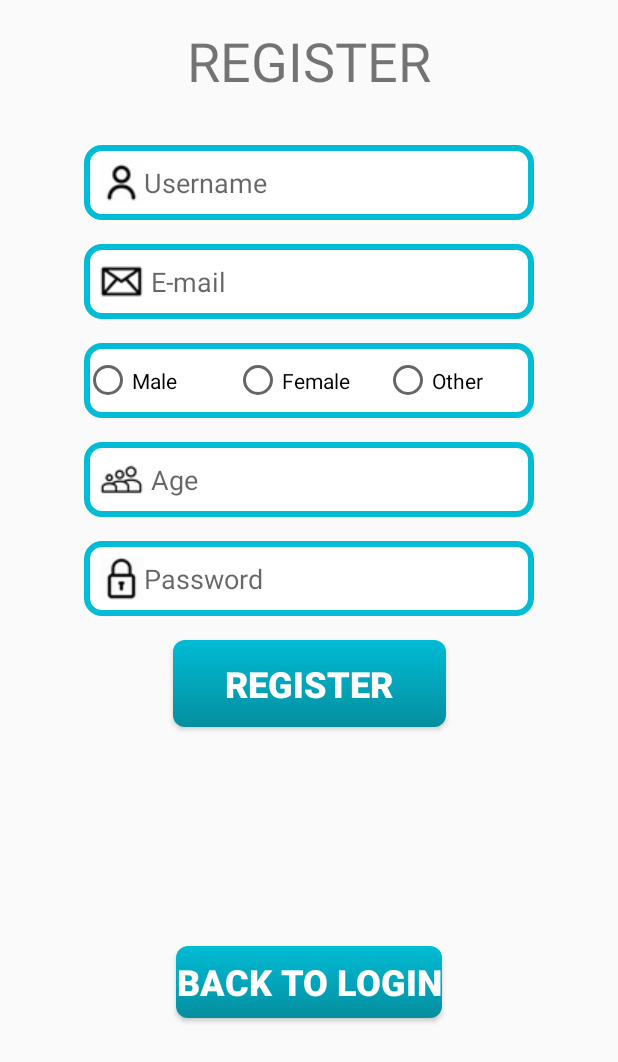
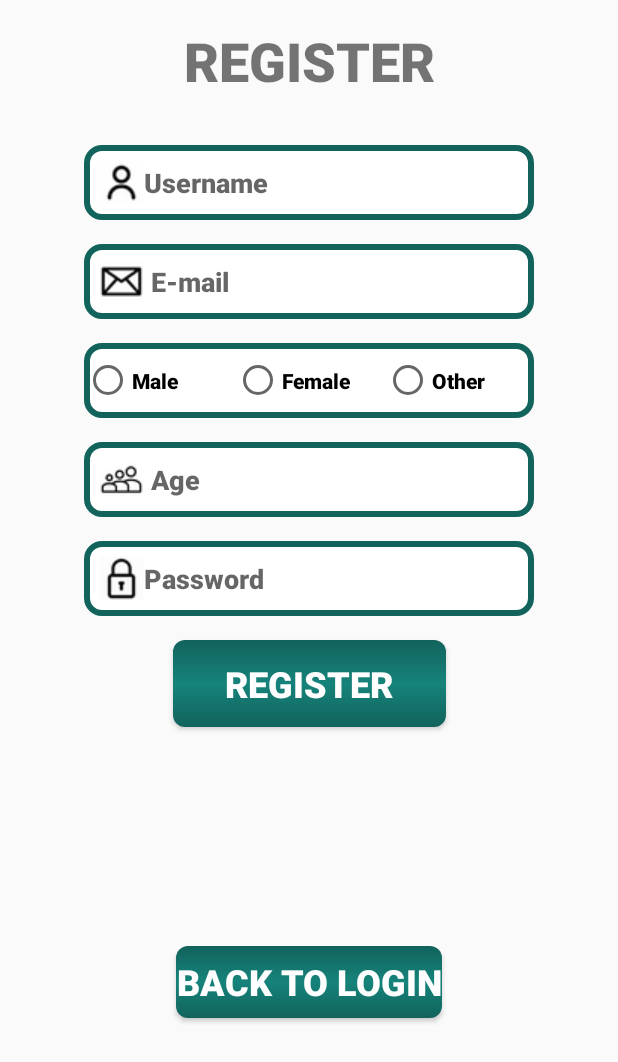
Before and after one commit to GustafTysk/CoronaKanditaten2020, an Android app: the RegisterActivity screen opened directly, with no data from a screen before it, on a phone screen of 412 x 824 dp. Shown: the top 1062 px of the screen. Run offline under Robolectric (Android 15) with nearby library versions, the phone set to English and light mode, and no system bars.

Commit message:
Font, färg och lite sånt

```diff
--- a/app/src/main/res/values/colors.xml
+++ b/app/src/main/res/values/colors.xml
@@ -1,15 +1,15 @@
 <?xml version="1.0" encoding="utf-8"?>
 <resources>
-    <color name="colorPrimary">#6200EE</color>
-    <color name="colorPrimaryDark">#3700B3</color>
-    <color name="colorAccent">#03DAC5</color>
+    <color name="colorPrimary">#11635C</color>
+    <color name="colorPrimaryDark">#0B4E48</color>
+    <color name="colorAccent">#0C4E47</color>
     <color name="limeGreen">#000000</color>
     <color name="red">#FF231E</color>
-    <color name="white">#FFFFFF</color>
+    <color name="white">#FEFFFFFF</color>
     <color name="white2">#33FFFFFF</color>
 
-    <color name="buttonEnd">#00BCD4</color>
-    <color name="buttonCenter">#03A5BA</color>
-    <color name="buttonStart">#048E9F</color>
+    <color name="buttonEnd">#11635C</color>
+    <color name="buttonCenter">#16837A</color>
+    <color name="buttonStart">#11635C</color>
 
 </resources>
--- a/app/src/main/res/values/styles.xml
+++ b/app/src/main/res/values/styles.xml
@@ -6,8 +6,11 @@
         <item name="colorPrimary">@color/colorPrimary</item>
         <item name="colorPrimaryDark">@color/colorPrimaryDark</item>
         <item name="colorAccent">@color/colorAccent</item>
-<!--        <item name="buttonStyle">@style/blueButton</item>-->
+        <item name="android:fontFamily">sans-serif-medium</item>
+        <item name="android:textStyle">bold</item>
     </style>
+
+
 
     <style name="ratingBar" parent="Theme.AppCompat">
         <item name="color">@color/red</item>
```
